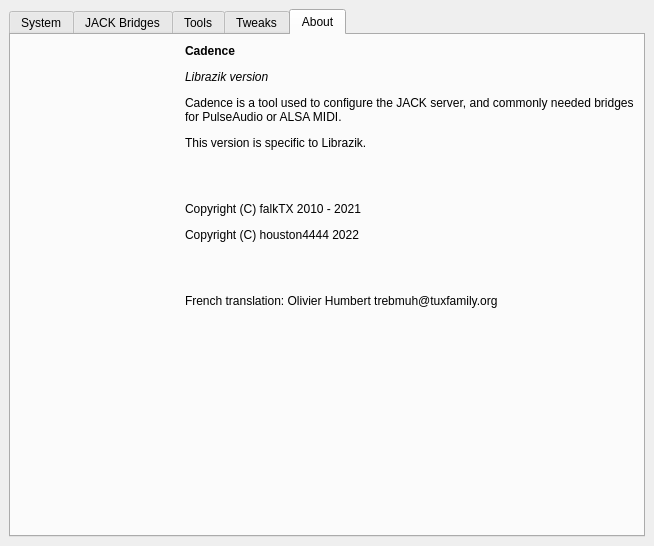
The window that resources/ui/cadence.ui (LADI/Cadence) describes before a commit, drawn with Qt 5.
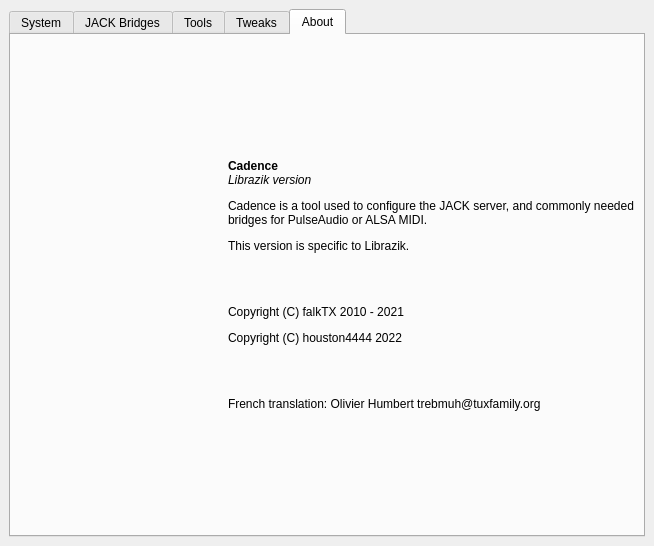
The same window after the commit. The open tabs and pages were chosen to show the change. Icons and pictures are not drawn. Custom widgets are drawn as their Qt base class.

Commit message: update french translation

Diff of the .ui file:
```diff
--- a/resources/ui/cadence.ui
+++ b/resources/ui/cadence.ui
@@ -2594,6 +2594,19 @@
         <string>About</string>
        </attribute>
        <layout class="QVBoxLayout" name="verticalLayout_21">
+        <item>
+         <spacer name="verticalSpacer_18">
+          <property name="orientation">
+           <enum>Qt::Vertical</enum>
+          </property>
+          <property name="sizeHint" stdset="0">
+           <size>
+            <width>20</width>
+            <height>40</height>
+           </size>
+          </property>
+         </spacer>
+        </item>
         <item>
          <layout class="QHBoxLayout" name="horizontalLayout_11">
           <item>
@@ -2621,7 +2634,7 @@
           <item>
            <widget class="QLabel" name="label_5">
             <property name="text">
-             <string>&lt;html&gt;&lt;head/&gt;&lt;body&gt;&lt;p&gt;&lt;span style=&quot; font-weight:600;&quot;&gt;Cadence&lt;/span&gt;&lt;/p&gt;&lt;p&gt;&lt;span style=&quot; font-style:italic;&quot;&gt;Librazik version&lt;/span&gt;&lt;/p&gt;&lt;p&gt;Cadence is a tool used to configure the JACK server, and commonly needed bridges for PulseAudio or ALSA MIDI.&lt;/p&gt;&lt;p&gt;This version is specific to Librazik.&lt;/p&gt;&lt;p&gt;&lt;br/&gt;&lt;/p&gt;&lt;p&gt;Copyright (C) falkTX 2010 - 2021&lt;/p&gt;&lt;p&gt;Copyright (C) houston4444 2022&lt;/p&gt;&lt;p&gt;&lt;br/&gt;&lt;/p&gt;&lt;p&gt;French translation: Olivier Humbert trebmuh@tuxfamily.org&lt;/p&gt;&lt;/body&gt;&lt;/html&gt;</string>
+             <string>&lt;html&gt;&lt;head/&gt;&lt;body&gt;&lt;p&gt;&lt;span style=&quot; font-weight:600;&quot;&gt;Cadence&lt;br/&gt;&lt;/span&gt;&lt;span style=&quot; font-style:italic;&quot;&gt;Librazik version&lt;/span&gt;&lt;/p&gt;&lt;p&gt;Cadence is a tool used to configure the JACK server, and commonly needed bridges for PulseAudio or ALSA MIDI.&lt;/p&gt;&lt;p&gt;This version is specific to Librazik.&lt;/p&gt;&lt;p&gt;&lt;br/&gt;&lt;/p&gt;&lt;p&gt;Copyright (C) falkTX 2010 - 2021&lt;/p&gt;&lt;p&gt;Copyright (C) houston4444 2022&lt;/p&gt;&lt;p&gt;&lt;br/&gt;&lt;/p&gt;&lt;p&gt;French translation: Olivier Humbert trebmuh@tuxfamily.org&lt;/p&gt;&lt;/body&gt;&lt;/html&gt;</string>
             </property>
             <property name="wordWrap">
              <bool>true</bool>
```
Left out of the diff: 6 changed lines with no effect on the pictures. The commit also changes 3 other files.
